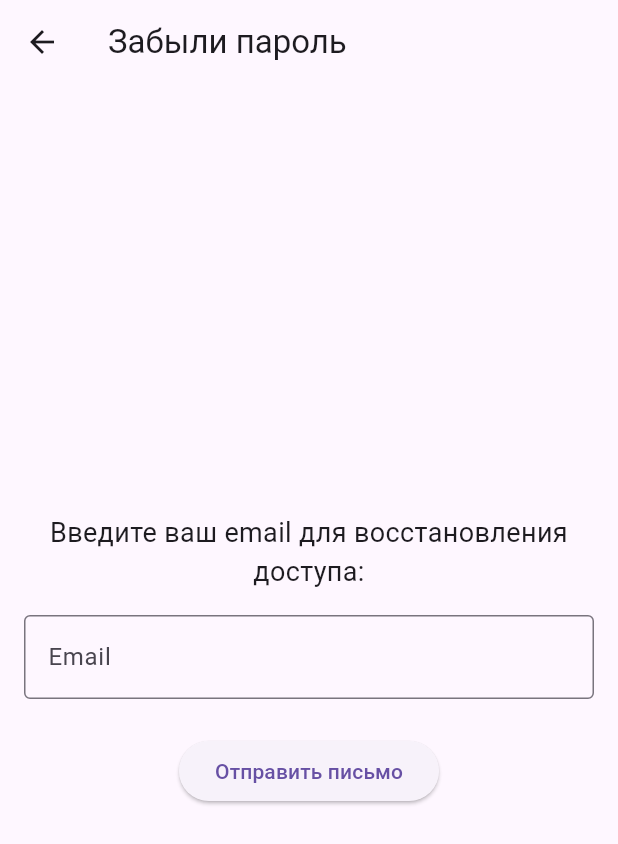
After one commit to Aleyalo/Praktika, a Flutter app: the screen it shows after launch, after a tap on "Забыли пароль?", on a phone screen of 412 x 824 dp. The commit adds this screen. Shown: the top 844 px of the screen. Run offline on Flutter 3.47's test engine with Material 3 defaults, Android fonts, the light colour scheme and no system bars; our stand-ins replace qr_flutter, shared_preferences.

Commit message:
добавление экрана для восстановления пароля

```diff
--- /dev/null
+++ b/my_app/lib/screens/forgot_password_screen.dart
@@ -0,0 +1,60 @@
+import 'package:flutter/material.dart';
+
+class ForgotPasswordPage extends StatefulWidget {
+  const ForgotPasswordPage({super.key});
+
+  @override
+  State<ForgotPasswordPage> createState() => _ForgotPasswordPageState();
+}
+
+class _ForgotPasswordPageState extends State<ForgotPasswordPage> {
+  final _emailController = TextEditingController();
+
+  void _sendResetEmail() {
+    final email = _emailController.text;
+    if (email.isNotEmpty && email.contains('@')) {
+      // Пока просто SnackBar, здесь потом можно подключить Firebase или API
+      ScaffoldMessenger.of(context).showSnackBar(
+        SnackBar(content: Text('Ссылка на восстановление отправлена на $email')),
+      );
+    } else {
+      ScaffoldMessenger.of(context).showSnackBar(
+        const SnackBar(content: Text('Введите корректный email')),
+      );
+    }
+  }
+
+  @override
+  Widget build(BuildContext context) {
+    return Scaffold(
+      appBar: AppBar(title: const Text('Забыли пароль')),
+      body: Padding(
+        padding: const EdgeInsets.all(16.0),
+        child: Column(
+          mainAxisAlignment: MainAxisAlignment.center,
+          children: [
+            const Text(
+              'Введите ваш email для восстановления доступа:',
+              style: TextStyle(fontSize: 18),
+              textAlign: TextAlign.center,
+            ),
+            const SizedBox(height: 16),
+            TextField(
+              controller: _emailController,
+              decoration: const InputDecoration(
+                labelText: 'Email',
+                border: OutlineInputBorder(),
+              ),
+              keyboardType: TextInputType.emailAddress,
+            ),
+            const SizedBox(height: 24),
+            ElevatedButton(
+              onPressed: _sendResetEmail,
+              child: const Text('Отправить письмо'),
+            ),
+          ],
+        ),
+      ),
+    );
+  }
+}
--- a/my_app/lib/screens/login_screen.dart
+++ b/my_app/lib/screens/login_screen.dart
@@ -1,8 +1,8 @@
-// lib/screens/login_screen.dart
 import 'package:flutter/material.dart';
-import '../services//auth_service.dart';
+import '../services/auth_service.dart';
 import '../screens/main_screen.dart';
 import '../screens/registration_screen.dart';
+import '../screens/forgot_password_screen.dart'; // Импорт нового экрана
 
 class LoginScreen extends StatefulWidget {
   @override
@@ -81,6 +81,19 @@ class _LoginScreenState extends State<LoginScreen> {
               },
               child: Text('Зарегистрироваться'),
             ),
+            // Добавляем ссылку "Забыли пароль"
+            TextButton(
+              onPressed: () {
+                Navigator.push(
+                  context,
+                  MaterialPageRoute(builder: (context) => ForgotPasswordPage()),
+                );
+              },
+              child: Text(
+                'Забыли пароль?',
+                style: TextStyle(color: Colors.blue),
+              ),
+            ),
           ],
         ),
       ),
```
